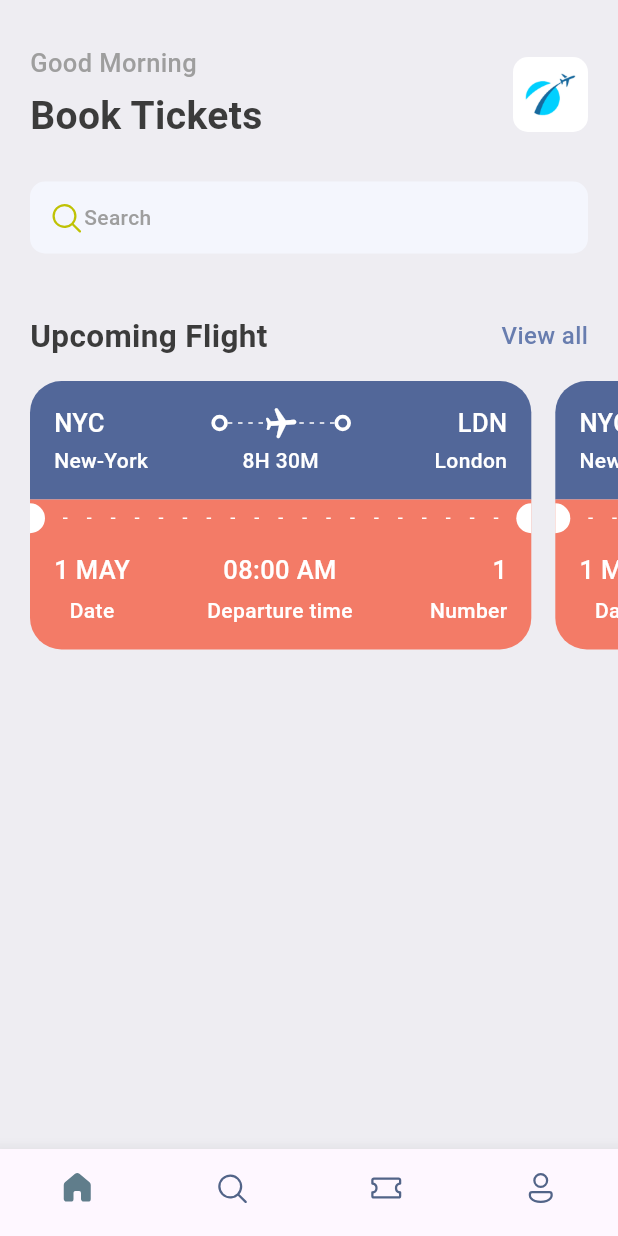
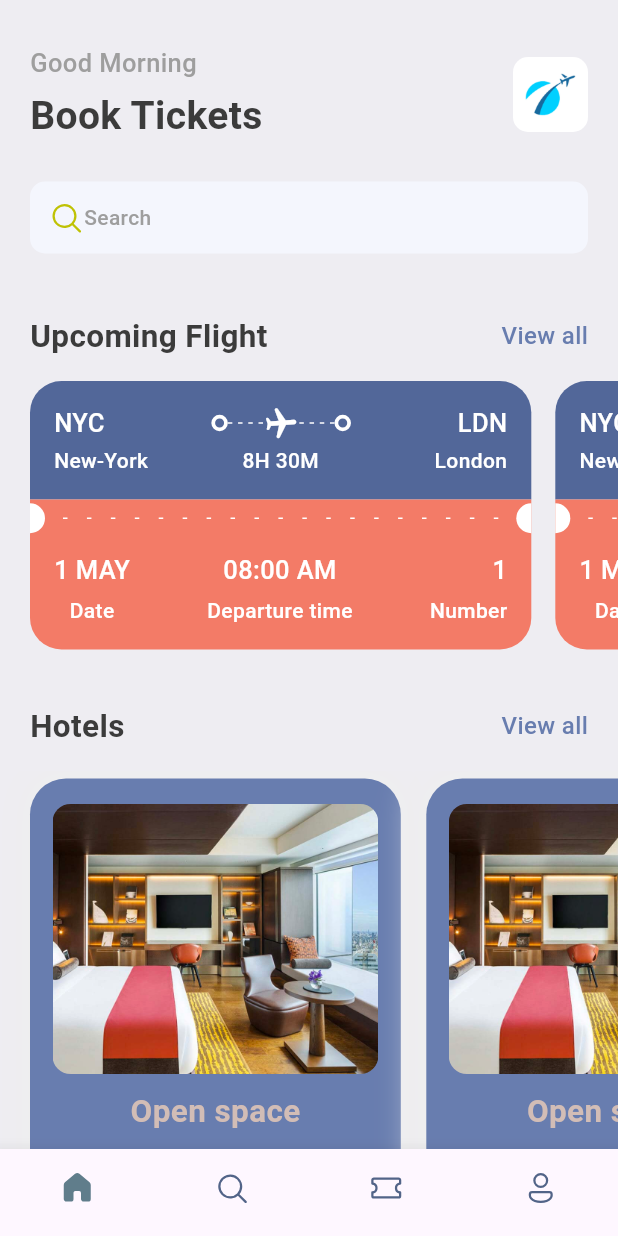
Before and after one commit to TDMWalpala/TicketToFly, a Flutter app: the screen it shows after launch, on a phone screen of 412 x 824 dp. Run offline on Flutter 3.47's test engine with Material 2 defaults, Android fonts, the phone set to English and light mode, and no system bars; our stand-ins replace fluentui_icons, gap.

Commit message:
Added hotels space

```diff
--- a/lib/screens/home_screen.dart
+++ b/lib/screens/home_screen.dart
@@ -1,6 +1,7 @@
 import 'package:fluentui_icons/fluentui_icons.dart';
 import 'package:flutter/material.dart';
 import 'package:gap/gap.dart';
+import 'package:ticketbooking/screens/hotels_screen.dart';
 import 'package:ticketbooking/screens/ticket_view.dart';
 import 'package:ticketbooking/utils/app_style.dart';
 
@@ -98,6 +99,41 @@ class HomeScreen extends StatelessWidget {
               ],
             ),
           ),
+          const Gap(15),
+           Container(
+            padding: const EdgeInsets.symmetric(horizontal: 20),
+            child: Row(
+                    mainAxisAlignment: MainAxisAlignment.spaceBetween,
+                    children: [
+                      Text(
+                        "Hotels",
+                        style: Styles.headLineStyle2,
+                      ),
+                      InkWell(
+                          onTap: () {
+                            print("Your tapped");
+                          },
+                          child: Text(
+                            "View all",
+                            style: Styles.textStyle
+                                .copyWith(color: Styles.primaryColor),
+                          ))
+                    ],
+                  ),
+           ),
+           const Gap(15),
+           SingleChildScrollView(
+            scrollDirection: Axis.horizontal,
+            padding: const EdgeInsets.only(left: 20),
+            child: Row(
+              children: [
+                HotelScreen(),
+                HotelScreen(),
+                HotelScreen(),
+                HotelScreen(),
+              ],
+            ),
+          ),
         ],
       ),
     );
--- /dev/null
+++ b/lib/screens/hotels_screen.dart
@@ -0,0 +1,61 @@
+import 'package:flutter/material.dart';
+import 'package:gap/gap.dart';
+import 'package:ticketbooking/utils/app_layout.dart';
+import 'package:ticketbooking/utils/app_style.dart';
+
+class HotelScreen extends StatelessWidget {
+  const HotelScreen({super.key});
+
+  @override
+  Widget build(BuildContext context) {
+    final size = AppLayout.getSize(context);
+    return Container(
+      width: size.width*0.6,
+      height: 350,
+      padding: const EdgeInsets.symmetric(horizontal: 15,vertical: 17),
+      margin: const EdgeInsets.only(right: 17,top: 5),
+      decoration: BoxDecoration(
+        color: Styles.primaryColor,
+        borderRadius: BorderRadius.circular(24),
+        boxShadow: [
+          BoxShadow(
+            color: Colors.grey.shade200,
+            blurRadius: 20,
+            spreadRadius: 5,
+          ),
+        ]
+      ),
+      child: Column(
+        children: [
+          Container(
+            height: 180,
+            decoration: BoxDecoration(
+              borderRadius: BorderRadius.circular(12),
+              color: Styles.primaryColor,
+              image: const DecorationImage(
+                fit: BoxFit.cover,
+                image: AssetImage(
+                "assets/images/one.png"
+              ))
+            ),
+          ),
+          const Gap(10),
+          Text(
+            "Open space",
+            style: Styles.headLineStyle2.copyWith(color:Styles.kakiColor),
+          ),
+          const Gap(5),
+          Text(
+            "London",
+            style: Styles.headLineStyle3.copyWith(color:Colors.white),
+          ),
+          const Gap(5),
+           Text(
+            "\$40/night",
+            style: Styles.headLineStyle3.copyWith(color:Colors.white),
+          ),
+        ],
+      ),
+    );
+  }
+}
--- a/lib/utils/app_style.dart
+++ b/lib/utils/app_style.dart
@@ -7,6 +7,7 @@ class Styles {
   static Color textColor = const Color(0xFF3b3b3b);
   static Color bgColor = const Color(0xFFeeedf2);
   static Color orangeColor = const Color(0xFFF37B67);
+  static Color kakiColor = const Color(0xFFd2bdb6);
 
   static TextStyle textStyle =TextStyle(fontSize: 16, color: textColor, fontWeight: FontWeight.w500);
   static TextStyle headLineStyle =TextStyle(fontSize: 26, color: textColor, fontWeight: FontWeight.bold);
```
